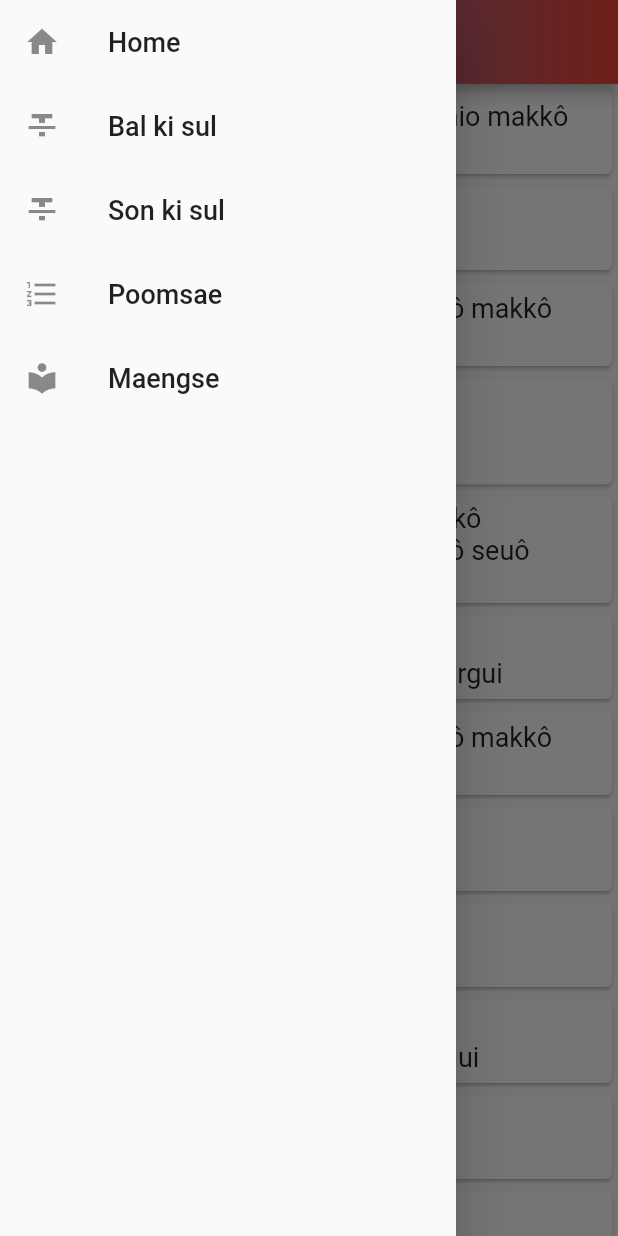
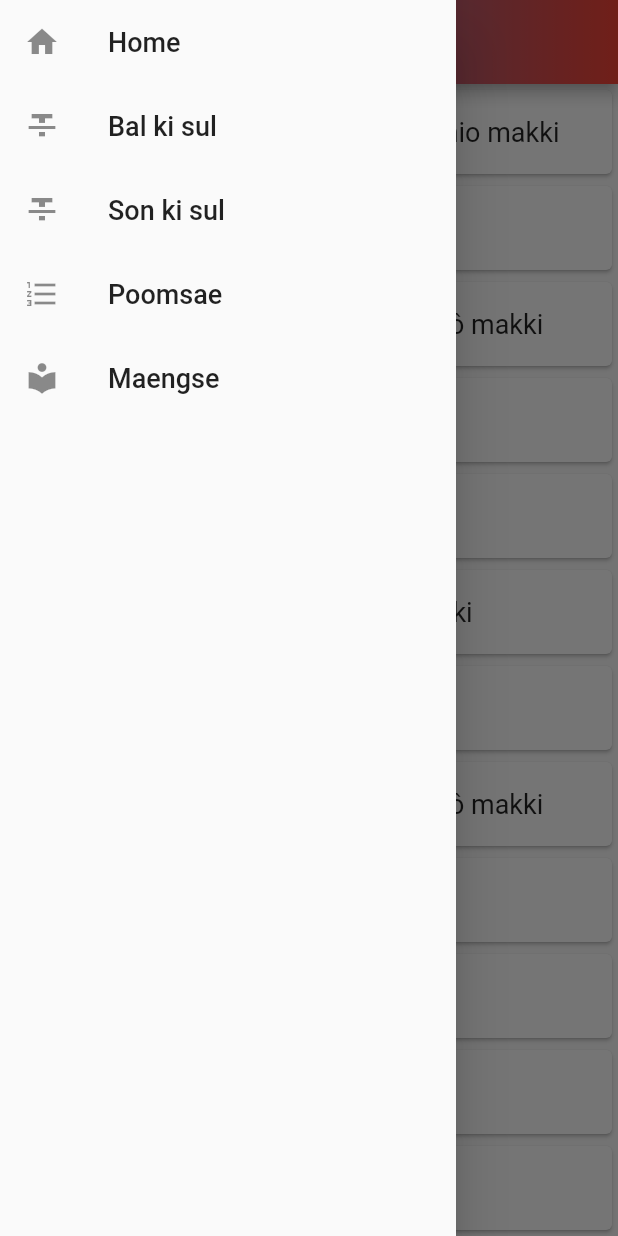
Before and after one commit to SouzaEduardoAC/taekwondo-guide, a Flutter app: the SonKiSul widget shown alone on an empty page, opened directly, with the side drawer open, on a phone screen of 412 x 824 dp. Run offline on Flutter 3.47's test engine with Material 2 defaults, Android fonts, the phone set to English and light mode, and no system bars; our stand-ins replace video_player.

Commit message:
#changed implementation of listtiles

```diff
--- a/lib/pages/BalKiSul.dart
+++ b/lib/pages/BalKiSul.dart
@@ -3,62 +3,60 @@ import 'package:taekwondoguide/pages/AbstractStructure.dart';
 import 'package:taekwondoguide/widgets/CardBiggerFont.dart';
 
 class BalKiSul extends AbstractStructure {
+  final _balKiSulMoves = [
+    'Murup olio tchigui',
+    'Murup dolio tchigui',
+    'Ap tchagui',
+    'Miro tchagui',
+    'Dolio tchagui',
+    'Bandal tchagui',
+    'Natchuo dolio tchagui',
+    'An tchagui',
+    'Pakat tchagui',
+    'Yop tchagui',
+    'Tuio nopi ap tchagui',
+    'Ap bal nakka tchagui',
+    'Tuit bal rurio tchagui',
+    'Ap bal nerio tchagui',
+    'Tuit bal podo tchagui',
+    'Kullo ap tchagui',
+    'Kullo an tchagui',
+    'Kullo yop tchagui',
+    'Kullo dolio tchagui',
+    'Kullo rurio tchagui',
+    'Kullo miro tchagui',
+    'Mondolio rurio tchagui',
+    'Natchuô mondolio rurio tchagui',
+    'Mondolio yop tchagui',
+    'Mondolio nêrio tchagui',
+    'On mondolio yop tchagui',
+    'On mondolio rurio tchagui',
+    'Ban mondolio nakka tchagui',
+    'Ban mondolio nerio tchagui',
+    'Ban mondolio yop tchagui',
+    'Tuit tchagui',
+    'Ap bal tuio ap tchagui',
+    'Ap bal tuio an tchagui',
+    'Ap bal tuio yop tchagui',
+    'Tuit bal tuio nagamiô rurio tchagui',
+    'Tuit bal tuio nagamiô dolio tchagui',
+    'Tuit bal tuio nagamiô yop tchagui',
+    'Banderô dolio tchagui',
+    'Banderô an tchagui',
+    'Dubal dansong an tchagui',
+    'Dubal dansong nerio tchagui',
+    'Dubal dansong dolio tchagui',
+    'Dubal dansong yop tchagui',
+    'Dubal dansong rurio tchagui',
+    'Tuio tuit tchagui',
+    'Tuio mon dolio nerio tchagui',
+    'Natchuô mon dolio rurio tchagi',
+    'Mondolio rurio tchagui'
+  ];
+
   Widget buildPageBody(BuildContext context) {
-    return ListView(
-      children: <Widget>[
-        // 10 GUB
-        CardBiggerFont('Murup olio tchigui'),
-        CardBiggerFont('Murup dolio tchigui'),
-        CardBiggerFont('Ap tchagui'),
-        CardBiggerFont('Miro tchagui'),
-        CardBiggerFont('Dolio tchagui'),
-        CardBiggerFont('Bandal tchagui'),
-        CardBiggerFont('Natchuo dolio tchagui'),
-        CardBiggerFont('An tchagui'),
-        CardBiggerFont('Pakat tchagui'),
-        CardBiggerFont('Yop tchagui'),
-        CardBiggerFont('Tuio nopi ap tchagui'),
-        // 9 GUB
-        CardBiggerFont('Ap bal nakka tchagui'),
-        CardBiggerFont('Tuit bal rurio tchagui'),
-        CardBiggerFont('Ap bal nerio tchagui'),
-        CardBiggerFont('Tuit bal podo tchagui'),
-        CardBiggerFont('Kullo ap tchagui'),
-        CardBiggerFont('Kullo an tchagui'),
-        CardBiggerFont('Kullo yop tchagui'),
-        CardBiggerFont('Kullo dolio tchagui'),
-        CardBiggerFont('Kullo rurio tchagui'),
-        CardBiggerFont('Kullo miro tchagui'),
-        // 8 GUB
-        CardBiggerFont('Mondolio rurio tchagui'),
-        CardBiggerFont('Natchuô mondolio rurio tchagui'),
-        CardBiggerFont('Mondolio yop tchagui'),
-        CardBiggerFont('Mondolio nêrio tchagui'),
-        CardBiggerFont('On mondolio yop tchagui'),
-        CardBiggerFont('On mondolio rurio tchagui'),
-        CardBiggerFont('Ban mondolio nakka tchagui'),
-        CardBiggerFont('Ban mondolio nerio tchagui'),
-        CardBiggerFont('Ban mondolio yop tchagui'),
-        CardBiggerFont('Tuit tchagui'),
-        // 7 GUB
-        CardBiggerFont('Ap bal tuio ap tchagui'),
-        CardBiggerFont('Ap bal tuio an tchagui'),
-        CardBiggerFont('Ap bal tuio yop tchagui'),
-        CardBiggerFont('Tuit bal tuio nagamiô rurio tchagui'),
-        CardBiggerFont('Tuit bal tuio nagamiô dolio tchagui'),
-        CardBiggerFont('Tuit bal tuio nagamiô yop tchagui'),
-        CardBiggerFont('Banderô dolio tchagui'),
-        CardBiggerFont('Banderô an tchagui'),
-        // 6 GUB
-        CardBiggerFont('Dubal dansong an tchagui'),
-        CardBiggerFont('Dubal dansong nerio tchagui'),
-        CardBiggerFont('Dubal dansong dolio tchagui'),
-        CardBiggerFont('Dubal dansong yop tchagui'),
-        CardBiggerFont('Dubal dansong rurio tchagui'),
-        CardBiggerFont('Tuio tuit tchagui'),
-        CardBiggerFont('Tuio mon dolio nerio tchagui'),
-        CardBiggerFont('Natchuô mon dolio rurio tchagô\nMon dolio rurio tchagui'),
-      ],
-    );
+    return ListView.builder(itemCount: _balKiSulMoves.length, itemBuilder: (context, index) {
+      return CardBiggerFont('${_balKiSulMoves[index]}');
+    });
   }
 }
--- a/lib/pages/Maengse.dart
+++ b/lib/pages/Maengse.dart
@@ -3,16 +3,18 @@ import 'package:taekwondoguide/pages/AbstractStructure.dart';
 import 'package:taekwondoguide/widgets/CardBiggerFont.dart';
 
 class Maengse extends AbstractStructure {
+  final _maengse = [
+    'Observar as regras do Taekwondo',
+    'Respeitar instrutores e superiores',
+    'Nunca fazer mal uso do Taekwondo',
+    'Construir um mundo mais pacífico',
+    'Ser campeão da liberdade e da justiça'
+  ];
+
   @override
   Widget buildPageBody(BuildContext context) {
-    return ListView(
-      children: <Widget>[
-        CardBiggerFont('Observar as regras do Taekwondo'),
-        CardBiggerFont('Respeitar instrutores e superiores'),
-        CardBiggerFont('Nunca fazer mal uso do Taekwondo'),
-        CardBiggerFont('Construir um mundo mais pacífico'),
-        CardBiggerFont('Ser campeão da liberdade e da justiça')
-      ],
-    );
+    return ListView.builder(itemCount: _maengse.length, itemBuilder: (context, index) {
+      return CardBiggerFont('${_maengse[index]}');
+    });
   }
 }
--- a/lib/pages/SonKiSul.dart
+++ b/lib/pages/SonKiSul.dart
@@ -3,28 +3,42 @@ import 'package:taekwondoguide/pages/AbstractStructure.dart';
 import 'package:taekwondoguide/widgets/CardBiggerFont.dart';
 
 class SonKiSul extends AbstractStructure {
+  final _sonKiSulMoves = [
+    'Ap sogui an palmõk momtong retchio makki',
+    'Ap sogui momtong retchio makki',
+    'Tuit kubi an palmõk momtong godrô makki',
+    'Tuit kubi han sonnal are makki',
+    'Ap kubi han sonnal olgul makki',
+    'Tuit kubi han sonnal momtong makki',
+    'Tuit kubi are godrô makki',
+    'Tuit kubi an palmõk momtong godrô makki',
+    'Tuit kubi sonnal are godrô makki',
+    'Tuit kubi are godrô makki',
+    'Tuit kubi sonnal makki',
+    'Ap kubi momtong makki',
+    'Tuit kubi dung palmõk momtong makki',
+    'Tuit kubi mit palmõk momtong makki',
+    'Ap kubi djumõk olgul tchirugui',
+    'Ap kubi tchotchiô tchirugui',
+    'Ap kubi olgul barô dolio tchirugui',
+    'Pyõn djumôk opfô barô tchirugui',
+    'Ap kubi pyõn djumõk momtong barô seuô tchirugui',
+    'Ap kubi pyõn djumok barô seuô tchirgui',
+    'Ap kubi pyõn djumok barô tchirgui',
+    'Ap kubi pyõnson kut opfô tchirgui',
+    'Ap kubi jebipfum mok tchigui',
+    'Ap Kubi Pyõng Sonkut Seuô Tchirugui',
+    'Ap kubi jebipfum mok tchigui',
+    'Ap sogui momtong barô tchirugui',
+    'Dubom tchirugui',
+    'Tuit kubidung jumok olgul pakat tchigui',
+    'Tchutchum sogui momtong yop tchirugui'
+  ];
+
   @override
   Widget buildPageBody(BuildContext context) {
-    return ListView(
-      children: <Widget>[
-        // 8 GUB
-        CardBiggerFont('Ap sogui an palmõk momtong retchio makkô\nAp kubi djumõk olgul tchirugui'),
-        CardBiggerFont('Ap sogui momtong retchio makkô\nAp kubi tchotchiô tchirugui'),
-        CardBiggerFont('Tuit kubi an palmõk momtong godrô makkô\nAp kubi olgul barô dolio tchirugui'),
-        CardBiggerFont('Tuit kubi han sonnal are makkô\nAp kubi han sonnal olgul makkô\nPyõn djumôk opfô barô tchirugui'),
-        CardBiggerFont('Tuit kubi han sonnal momtong makkô\nAp kubi pyõn djumõk momtong barô seuô tchirugui'),
-        // 7 GUB
-        CardBiggerFont('Tuit kubi are godrô makkô\nAp kubi pyõn djumok barô seuô tchirgui'),
-        CardBiggerFont('Tuit kubi an palmõk momtong godrô makkô\nAp kubi pyõn djumok barô tchirgui'),
-        CardBiggerFont('Tuit kubi sonnal are godrô makkô\nAp kubi pyõnson kut opfô tchirgui'),
-        CardBiggerFont('Tuit kubi are godrô makkô\nAp kubi jebipfum mok tchigui'),
-        // 6 GUB
-        CardBiggerFont('Tuit kubi sonnal makkô\nAp Kubi Pyõng Sonkut Seuô Tchirugui'),
-        CardBiggerFont('Ap kubi jebipfum mok tchigô\nAp sogui momtong barô tchirugui'),
-        CardBiggerFont('Ap kubi momtong makkô\nDubom tchirugui'),
-        CardBiggerFont('Tuit kubi dung palmõk momtong makkô\nTorá\nTuit kubidung jumok olgul pakat tchigui'),
-        CardBiggerFont('Tuit kubi mit palmõk momtong makkô\nTchutchum sogui momtong yop tchirugui')
-      ],
-    );
+    return ListView.builder(itemCount: _sonKiSulMoves.length, itemBuilder: (context, index) {
+      return CardBiggerFont('${_sonKiSulMoves[index]}');
+    });
   }
 }
```
